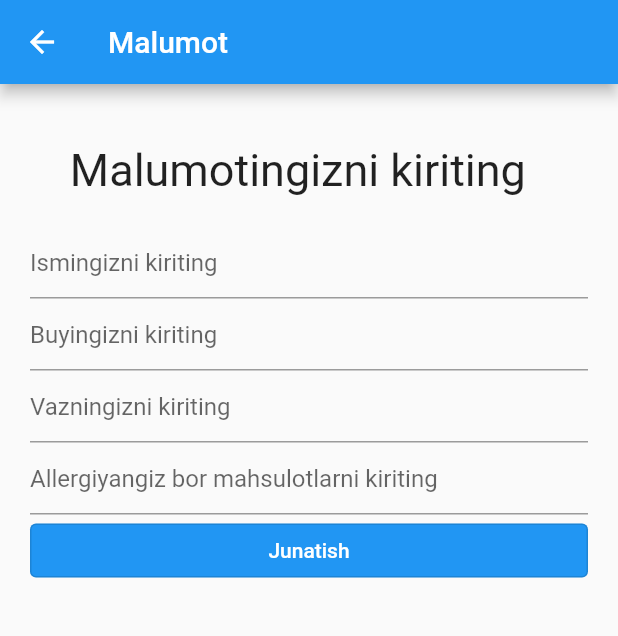
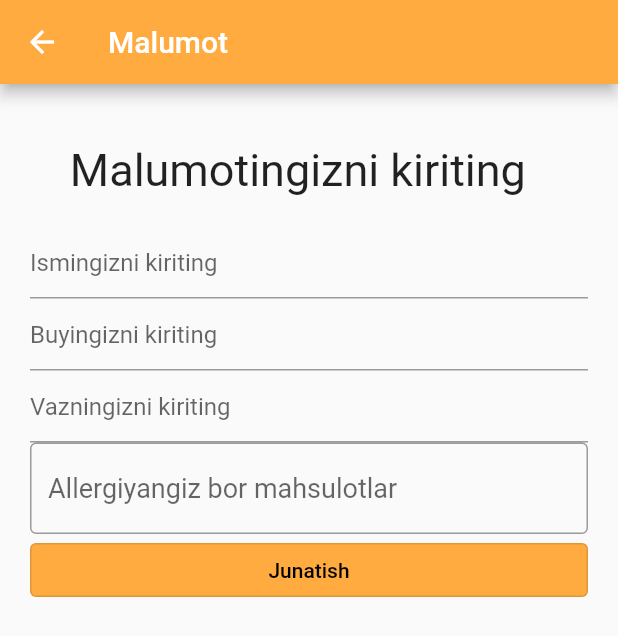
Before and after one commit to Abumar77/khavchik, a Flutter app: the MyHomePage screen opened by its route, in the side drawer, after a tap on "Malumotni tuldiring", on a phone screen of 412 x 824 dp. Shown: the top 636 px of the screen. Run offline on Flutter 3.47's test engine with Material 2 defaults, Android fonts, the phone set to English and light mode, and no system bars; drawn by our look-alikes of searchfield; our stand-ins replace fluro, liquid_swipe, multi_select_flutter, youtube_player_flutter; accounts and stored records are empty.

Commit message:
USer info added

```diff
--- a/lib/UI/home_page.dart
+++ b/lib/UI/home_page.dart
@@ -1,5 +1,6 @@
 import 'package:flutter/material.dart';
 
+import '../fluro.dart';
 import 'info_page.dart';
 
 class MyHomePage extends StatefulWidget {
@@ -57,6 +58,7 @@ class _MyHomePageState extends State<MyHomePage> {
       ),
       appBar: AppBar(
         title: Text("Khavchik"),
+        backgroundColor: Colors.orange[400],
       ),
       body: Center(
         child: Column(
@@ -68,28 +70,58 @@ class _MyHomePageState extends State<MyHomePage> {
                   Expanded(
                     child: GestureDetector(
                       onTap: () {
-                        print('Ovqat qilishni boshlash');
+                        FluroRouterClass.router.navigateTo(
+                          context,
+                          '/cookingPage',
+                        );
                       },
                       child: Container(
                         width: MediaQuery.of(context).size.width,
-                        child: const Center(
-                          child: Text('Ovqat qilishni boshlash'),
+                        child: const Align(
+                          alignment: Alignment.topLeft,
+                          child: Text(
+                            'Ovqat qilishni \nboshlash',
+                            style: TextStyle(
+                                fontSize: 30,
+                                color: Colors.orange,
+                                fontWeight: FontWeight.bold),
+                          ),
                         ),
-                        color: Colors.grey,
+                        decoration: const BoxDecoration(
+                            image: DecorationImage(
+                              fit: BoxFit.fitHeight,
+                              image: AssetImage('assets/cook.png'),
+                            ),
+                            color: Colors.white),
                       ),
                     ),
                   ),
                   Expanded(
                     child: GestureDetector(
                       onTap: () {
-                        print('Bazmu jamshid uyishtirish');
+                        FluroRouterClass.router.navigateTo(
+                          context,
+                          '/party',
+                        );
                       },
                       child: Container(
                         width: MediaQuery.of(context).size.width,
-                        child: const Center(
-                          child: Text('Bazmu jamshid uyishtirish'),
+                        child: const Align(
+                          alignment: Alignment.topLeft,
+                          child: Text(
+                            'Bayramona\n retseptlar',
+                            style: TextStyle(
+                                fontSize: 30,
+                                color: Colors.orange,
+                                fontWeight: FontWeight.bold),
+                          ),
                         ),
-                        color: Colors.grey,
+                        decoration: const BoxDecoration(
+                            image: DecorationImage(
+                              fit: BoxFit.fitHeight,
+                              image: AssetImage('assets/party.png'),
+                            ),
+                            color: Colors.white),
                       ),
                     ),
                   ),
--- a/lib/UI/info_page.dart
+++ b/lib/UI/info_page.dart
@@ -1,5 +1,6 @@
 import 'package:flutter/material.dart';
 import 'package:khavchik/Data/user.dart';
+import 'package:searchfield/searchfield.dart';
 
 import '../fluro.dart';
 
@@ -17,12 +18,22 @@ class _InfoPageState extends State<InfoPage> {
   final _name = TextEditingController();
   final _weight = TextEditingController();
   final _height = TextEditingController();
-  final _allergies = TextEditingController();
+  final _allergies = GlobalKey<FormState>();
+
+  List<String> allergyIngridients = [
+    'Sut',
+    'Tuhum',
+    'Anor',
+    'Yong\'oq',
+    'Ananas',
+    'Asal',
+  ];
   @override
   Widget build(BuildContext context) {
     return Scaffold(
       appBar: AppBar(
         title: const Text('Malumot'),
+        backgroundColor: Colors.orangeAccent,
       ),
       body: Form(
         key: _keyForm,
@@ -64,16 +75,36 @@ class _InfoPageState extends State<InfoPage> {
                 validator: (value) {},
                 onSaved: (newValue) => _user.weight = newValue as double,
               ),
-              TextFormField(
-                controller: _allergies,
-                decoration: const InputDecoration(
-                    hintText: 'Allergiyangiz bor mahsulotlarni kiriting'),
-                validator: (value) {},
-                onSaved: (newValue) => _user.allergy = newValue,
+              Form(
+                key: _allergies,
+                child: SearchField(
+                  suggestions: allergyIngridients,
+                  hint: 'Allergiyangiz bor mahsulotlar',
+                  searchStyle: TextStyle(
+                    fontSize: 18,
+                    color: Colors.black.withOpacity(0.8),
+                  ),
+                  searchInputDecoration: InputDecoration(
+                    focusedBorder: OutlineInputBorder(
+                      borderSide: BorderSide(
+                        color: Colors.black.withOpacity(0.8),
+                      ),
+                    ),
+                    border: OutlineInputBorder(
+                      borderSide: BorderSide(color: Colors.red),
+                    ),
+                  ),
+                  maxSuggestionsInViewPort: 6,
+                  itemHeight: 50,
+                  onTap: (x) {
+                    print(x);
+                  },
+                ),
               ),
               OutlinedButton(
                 style: OutlinedButton.styleFrom(
-                    backgroundColor: Colors.blue, primary: Colors.white),
+                    backgroundColor: Colors.orangeAccent,
+                    primary: Colors.black),
                 onPressed: () {
                   FluroRouterClass.router.navigateTo(
                     context,
--- a/lib/UI/starting_page.dart
+++ b/lib/UI/starting_page.dart
@@ -27,14 +27,15 @@ class _StartingPage extends State<StartingPage> {
   late UpdateType updateType;
 
   List<ItemData> data = [
-    ItemData(Colors.blue, "assets/1.png", "Salom", " bu Khavchik !!!",
+    ItemData(Colors.orange, "assets/1.png", "Salom", " bu Khavchik !!!",
         "Oshxonadagi shefingiz"),
-    ItemData(Colors.deepPurpleAccent, "assets/1.png", "Siz uchun",
+    ItemData(Colors.deepPurpleAccent, "assets/analiz.png", "Siz uchun",
         "Masalliglaringizni ", "urganadi"),
-    ItemData(Colors.green, "assets/1.png", "Taomlar", "tavsiya", "qiladi "),
-    ItemData(Colors.yellow, "assets/1.png", "Sizga ",
+    ItemData(
+        Colors.green, "assets/tavsiya.png", "Taomlar", "tavsiya", "qiladi "),
+    ItemData(Colors.blue, "assets/etap.png", "Sizga ",
         "tayyorlashni etap ma etap ", "urgatadi"),
-    ItemData(Colors.red, "assets/1.png", "Och yurmang, ", "sogliqni asrang, ",
+    ItemData(Colors.red, "assets/gaz.png", "Och yurmang, ", "sogliqni asrang, ",
         "gazini BOSING !!!"),
   ];
 
@@ -95,10 +96,8 @@ class _StartingPage extends State<StartingPage> {
                         height: 400,
                         fit: BoxFit.contain,
                       ),
-                      const Padding(
-                        padding: EdgeInsets.all(20.0),
-                      ),
                       Column(
+                        mainAxisAlignment: MainAxisAlignment.center,
                         children: <Widget>[
                           Text(
                             data[index].text1,
--- a/lib/main.dart
+++ b/lib/main.dart
@@ -1,9 +1,12 @@
 import 'package:flutter/material.dart';
+import 'package:flutter/services.dart';
 import 'package:khavchik/fluro.dart';
 
 import 'UI/home_page.dart';
 
 void main() {
+  WidgetsFlutterBinding.ensureInitialized();
+
   FluroRouterClass.setupRouter();
   runApp(MyApp());
 }
--- a/pubspec.yaml
+++ b/pubspec.yaml
@@ -26,6 +26,10 @@ dependencies:
   cupertino_icons: ^1.0.2
   fluro: ^2.0.3
   liquid_swipe: ^2.1.0
+  searchfield: ^0.5.6
+  multi_select_flutter: ^4.0.0
+  youtube_player_flutter: ^8.0.0
+
 
 
 dev_dependencies:
```
Also changed, not shown: lib/Data/ingridients.dart (added, +12 -0 lines), lib/UI/analyze_page.dart (added, +128 -0 lines), lib/UI/cooking_page.dart (added, +223 -0 lines), lib/UI/detailed.dart (added, +64 -0 lines), lib/UI/party_page.dart (added, +22 -0 lines), lib/fluro.dart (+29 -0 lines), assets/1.png, pubspec.lock, 2 other files.
